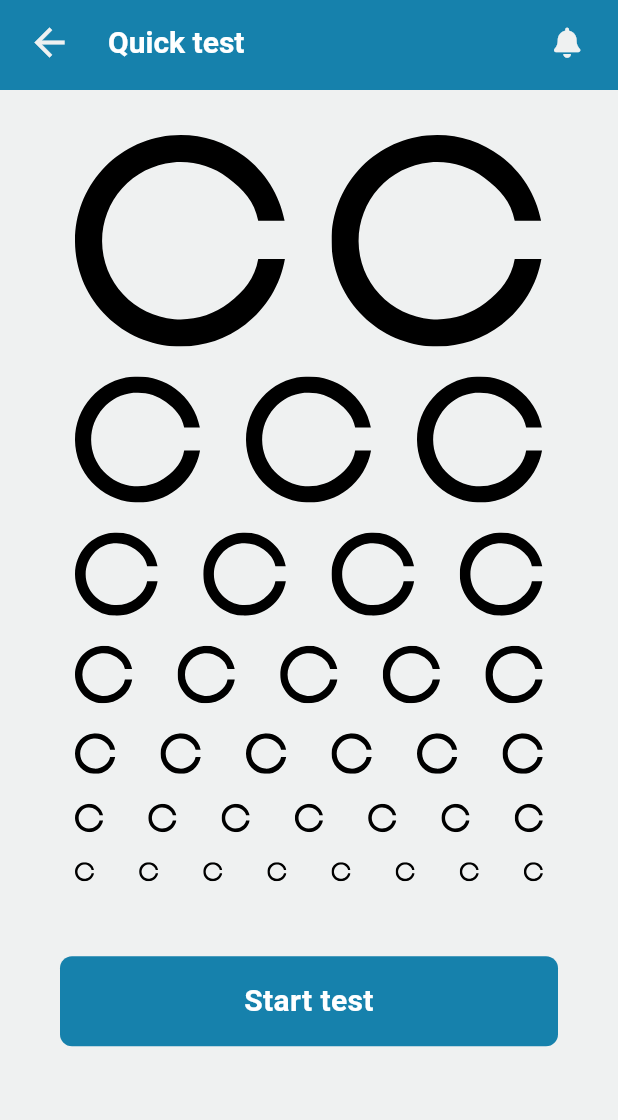
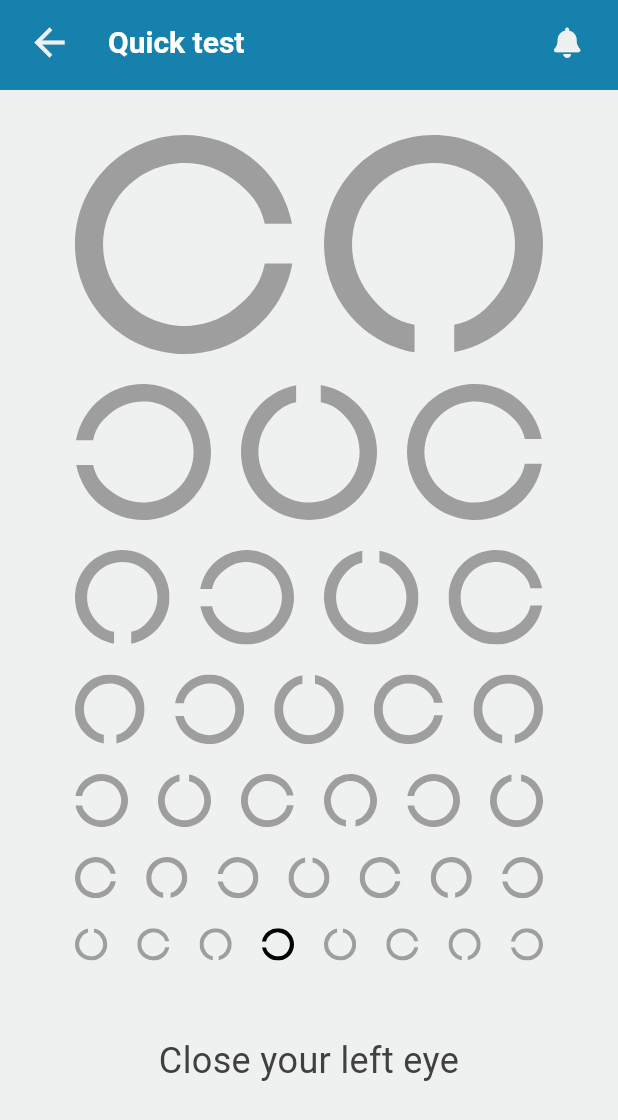
Before and after one commit to Jarwesbub/healthcare_superplatform, a Flutter app: the VisionTestChartPage screen opened directly, after a tap on "Start test", on a phone screen of 412 x 824 dp. Shown: the top 1120 px of the screen. Run offline on Flutter 3.47's test engine with Material 3 defaults, Android fonts, the phone set to English and light mode, and no system bars; our stand-ins replace bubble, fl_chart, flutter_local_notifications, flutter_svg, font_awesome_flutter, permission_handler and 1 more; missing offline and left inert: dialogflow_flutter_plus; accounts and stored records are empty.

Commit message:
Init vision test for mid-event

```diff
--- /dev/null
+++ b/lib/demos/eyesight_stats/models/vision_image_model.dart
@@ -0,0 +1,15 @@
+import 'package:flutter/material.dart';
+
+class VisionImageModel extends ChangeNotifier {
+  final int id;
+  Color _color = Colors.grey;
+
+  VisionImageModel({required this.id});
+
+  Color get color => _color;
+
+  set color(Color newColor) {
+    _color = newColor;
+    notifyListeners(); // Notify listeners when the color changes
+  }
+}
--- a/lib/demos/eyesight_stats/pages/vision_test_chart_page.dart
+++ b/lib/demos/eyesight_stats/pages/vision_test_chart_page.dart
@@ -1,10 +1,11 @@
 import 'dart:math';
-
+import 'dart:async';
 import 'package:flutter/material.dart';
-import 'package:flutter_svg/svg.dart';
 import 'package:healthcare_superplatform/demos/eyesight_stats/models/eyesight_colors.dart';
 import 'package:healthcare_superplatform/demos/eyesight_stats/models/eyesight_text_style.dart';
+import 'package:healthcare_superplatform/demos/eyesight_stats/models/vision_image_model.dart';
 import 'package:healthcare_superplatform/demos/eyesight_stats/widgets/eyesight_appbar.dart';
+import 'package:healthcare_superplatform/demos/eyesight_stats/widgets/vision_image_widget.dart';
 
 class VisionTestChartPage extends StatefulWidget {
   const VisionTestChartPage({super.key});
@@ -14,8 +15,25 @@ class VisionTestChartPage extends StatefulWidget {
 }
 
 class _VisionTestChartState extends State<VisionTestChartPage> {
+  List<Widget> imageWidgets = [];
+  List<VisionImageModel> imageModels = [];
+  int imageIndex = 0;
+  int? activeImageId;
+  String currentEye = 'left';
+
+  @override
+  void initState() {
+    super.initState();
+    imageIndex = 0;
+    imageWidgets = List.generate(7, (index) {
+      index += 2;
+      return imageRow(index);
+    });
+  }
+
   @override
   Widget build(BuildContext context) {
+    imageIndex = 0;
     return Scaffold(
       appBar: EyesightAppBar(title: 'Quick test', isBackButtonVisible: true),
       backgroundColor: EyesightColors().surface,
@@ -26,23 +44,15 @@ class _VisionTestChartState extends State<VisionTestChartPage> {
             constraints: BoxConstraints(maxWidth: 400),
             child: ListView(
               children: [
-                Expanded(
-                  flex: 10,
-                  child: Column(
-                    children: List.generate(7, (index) {
-                      index += 2;
-                      return imageRow(index);
-                    }),
-                  ),
+                Column(children: imageWidgets),
+                Padding(
+                  padding: const EdgeInsets.only(top: 40),
+                  child:
+                      activeImageId == null
+                          ? startButton()
+                          : instructionsText(),
                 ),
-                Expanded(
-                  flex: 2,
-                  child: Padding(
-                    padding: const EdgeInsets.only(top: 40),
-                    child: startButton(),
-                  ),
-                ),
-                Expanded(flex: 1, child: const SizedBox()),
+                const SizedBox(),
               ],
             ),
           ),
@@ -53,22 +63,13 @@ class _VisionTestChartState extends State<VisionTestChartPage> {
 
   Widget imageRow(int columnIndex) {
     return Row(
-      spacing: 10,
+      mainAxisAlignment: MainAxisAlignment.center,
       children: List.generate(columnIndex, (index) {
-        // Generate random number.
-        int rand = Random().nextInt(4);
-        return Expanded(
-          child: AspectRatio(
-            aspectRatio: 1,
-            child: RotatedBox(
-              quarterTurns: rand,
-              child: Padding(
-                padding: const EdgeInsets.all(10),
-                child: SvgPicture.asset('assets/images/open_circle.svg'),
-              ),
-            ),
-          ),
-        );
+        final model = VisionImageModel(id: imageIndex);
+        imageModels.add(model);
+        imageIndex++;
+
+        return VisionImageWidget(model: model);
       }),
     );
   }
@@ -81,7 +82,7 @@ class _VisionTestChartState extends State<VisionTestChartPage> {
         color: EyesightColors().customPrimary,
         child: InkWell(
           onTap: () {
-            debugPrint('Tapped start button');
+            setTimer();
           },
           child: Center(
             child: Text(
@@ -94,4 +95,63 @@ class _VisionTestChartState extends State<VisionTestChartPage> {
       ),
     );
   }
+
+  Widget instructionsText() {
+    return Center(
+      child: Text(
+        'Close your $currentEye eye',
+        textAlign: TextAlign.center,
+        style: TextStyle(color: EyesightColors().onSurface, fontSize: 24),
+      ),
+    );
+  }
+
+  void setTimer() {
+    _chooseRandomImage();
+    currentEye = 'left';
+    int maxCount = 10;
+    int counter = maxCount;
+    debugPrint('Timer started');
+    Timer.periodic(const Duration(seconds: 3), (timer) {
+      counter--;
+      try {
+        debugPrint('Timer counter: $counter');
+        switch (counter) {
+          case 0: // Timer ends.
+            debugPrint('Timer ended');
+            _clearImage(reset: true);
+            timer.cancel();
+            break;
+          case 5: // Change eye.
+            currentEye = 'right';
+            _clearImage(reset: false);
+            break;
+          case _:
+            _chooseRandomImage();
+            break;
+        }
+      } catch (error) {
+        debugPrint('Error: Page was closed -> cancel timer.');
+        timer.cancel();
+      }
+    });
+  }
+
+  void _chooseRandomImage() {
+    setState(() {
+      if (activeImageId != null) {
+        imageModels[activeImageId!].color = Colors.grey;
+      }
+      debugPrint('ActiveImageId: $activeImageId');
+      activeImageId = Random().nextInt(imageModels.length);
+      imageModels[activeImageId!].color = Colors.black;
+    });
+  }
+
+  void _clearImage({required bool reset}) {
+    setState(() {
+      imageModels[activeImageId!].color = Colors.grey;
+      if (reset) activeImageId = null;
+    });
+  }
 }
--- /dev/null
+++ b/lib/demos/eyesight_stats/widgets/vision_image_widget.dart
@@ -0,0 +1,35 @@
+import 'package:flutter/material.dart';
+import 'package:flutter_svg/svg.dart';
+import 'package:provider/provider.dart';
+import 'package:healthcare_superplatform/demos/eyesight_stats/models/vision_image_model.dart';
+
+class VisionImageWidget extends StatelessWidget {
+  const VisionImageWidget({super.key, required this.model});
+  final VisionImageModel model;
+
+  @override
+  Widget build(BuildContext context) {
+    return ChangeNotifierProvider.value(
+      value: model,
+      child: Consumer<VisionImageModel>(
+        builder: (context, model, child) {
+          return Expanded(
+            child: AspectRatio(
+              aspectRatio: 1,
+              child: RotatedBox(
+                quarterTurns: model.id % 4, // Example rotation logic
+                child: Padding(
+                  padding: const EdgeInsets.all(10),
+                  child: SvgPicture.asset(
+                    'assets/images/open_circle.svg',
+                    colorFilter: ColorFilter.mode(model.color, BlendMode.srcIn),
+                  ),
+                ),
+              ),
+            ),
+          );
+        },
+      ),
+    );
+  }
+}
--- a/pubspec.yaml
+++ b/pubspec.yaml
@@ -50,6 +50,7 @@ dependencies:
   intl: ^0.20.2
   dialogflow_flutter_plus: ^0.0.1
   fl_chart: ^0.70.2
+  provider: ^6.1.4
 
 dev_dependencies:
   flutter_test:
```
Also changed, not shown: pubspec.lock.
